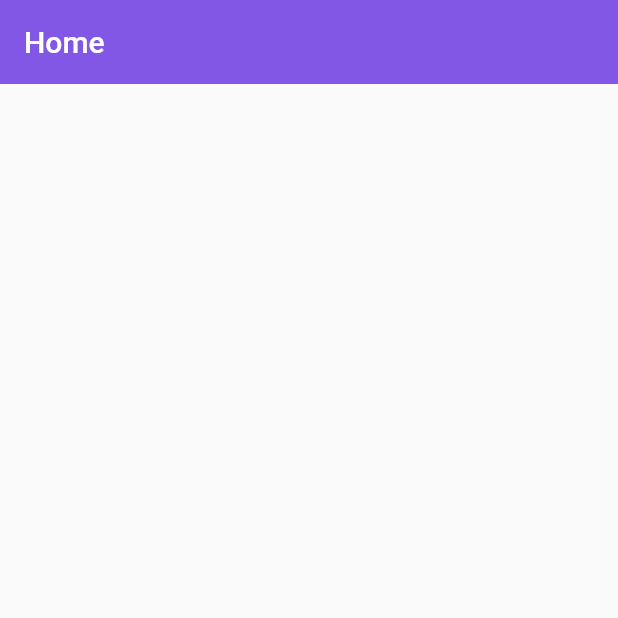
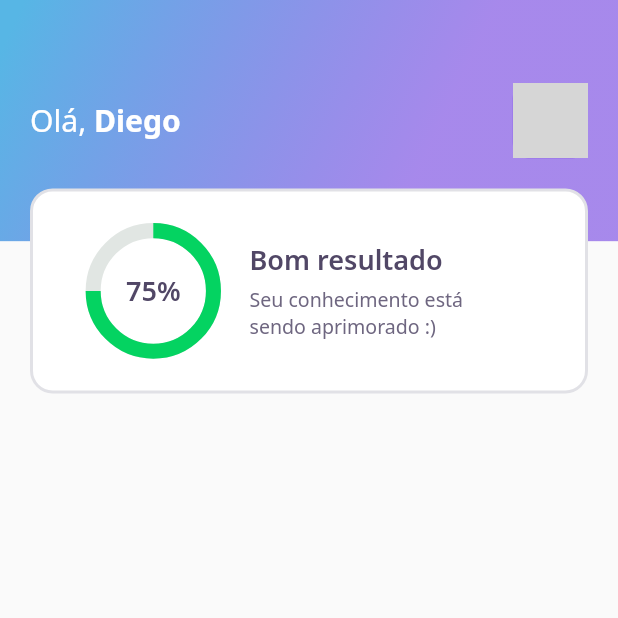
Before and after one commit to bernardoveras/devquiz, a Flutter app: the screen it shows after launch, on a phone screen of 412 x 824 dp, the top half of it. Run offline on Flutter 3.47's test engine with Material 2 defaults, Android fonts, the phone set to English and light mode, and no system bars; our stand-ins replace flutter_screenutil, get, google_fonts; network calls fail; grey boxes are pictures that could not be loaded.

Commit message:
Criado appbar

```diff
--- a/lib/application/pages/home/home_page.dart
+++ b/lib/application/pages/home/home_page.dart
@@ -1,13 +1,124 @@
+import 'package:devquiz/shared/constants/app_colors.dart';
+import 'package:devquiz/shared/constants/app_gradients.dart';
+import 'package:devquiz/shared/constants/app_images.dart';
+import 'package:devquiz/shared/constants/app_text_styles.dart';
 import 'package:flutter/material.dart';
+import 'package:google_fonts/google_fonts.dart';
+import '../../../shared/extensions/screen_util_extension.dart';
 
 class HomePage extends StatelessWidget {
   @override
   Widget build(BuildContext context) {
     return Scaffold(
-      appBar: AppBar(
-        brightness: Brightness.dark,
-        elevation: 0,
-        title: Text('Home'),
+      appBar: PreferredSize(
+        child: Container(
+          height: 160.height,
+          padding: EdgeInsets.symmetric(horizontal: 20.width),
+          decoration: BoxDecoration(gradient: AppGradients.linear),
+          child: Stack(
+            clipBehavior: Clip.none,
+            alignment: Alignment.center,
+            children: [
+              Row(
+                mainAxisAlignment: MainAxisAlignment.spaceBetween,
+                children: [
+                  RichText(
+                    text: TextSpan(children: [
+                      TextSpan(
+                        text: 'Olá, ',
+                        style: GoogleFonts.notoSans(
+                          color: Colors.white,
+                          fontSize: 20.sp,
+                        ),
+                      ),
+                      TextSpan(
+                        text: 'Diego',
+                        style: GoogleFonts.notoSans(
+                          color: Colors.white,
+                          fontWeight: FontWeight.bold,
+                          fontSize: 20.sp,
+                        ),
+                      ),
+                    ]),
+                  ),
+                  Container(
+                    height: 50.height,
+                    width: 50.width,
+                    decoration: BoxDecoration(
+                      image: DecorationImage(
+                        image: NetworkImage(
+                            'https://avatars.githubusercontent.com/u/56937988?s=400&u=cf67cf7b78fc452958f03c63b16f29bb91881449&v=4'),
+                      ),
+                      borderRadius: BorderRadius.circular(10.radius),
+                      border: Border.all(
+                        color: AppColors.purple,
+                        width: 2.width,
+                      ),
+                    ),
+                  ),
+                ],
+              ),
+              Positioned(
+                top: 125.height,
+                child: Container(
+                  height: 136.height,
+                  width: MediaQuery.of(context).size.width - 40,
+                  padding: EdgeInsets.symmetric(horizontal: 40.width),
+                  decoration: BoxDecoration(
+                    color: AppColors.white,
+                    borderRadius: BorderRadius.circular(15.radius),
+                    border: Border.all(
+                      color: AppColors.border,
+                      width: 2.width,
+                    ),
+                  ),
+                  child: Row(
+                    children: [
+                      Stack(
+                        alignment: Alignment.center,
+                        children: [
+                          Container(
+                            height: 80.height,
+                            width: 80.width,
+                            child: CircularProgressIndicator(
+                              valueColor: AlwaysStoppedAnimation<Color>(
+                                AppColors.chartPrimary,
+                              ),
+                              strokeWidth: 10.width,
+                              value: 0.75,
+                              backgroundColor: AppColors.chartSecondary,
+                            ),
+                          ),
+                          Text(
+                            '75%',
+                            style: AppTextStyles.heading,
+                          ),
+                        ],
+                      ),
+                      SizedBox(width: 24.width),
+                      Column(
+                        mainAxisAlignment: MainAxisAlignment.center,
+                        crossAxisAlignment: CrossAxisAlignment.start,
+                        children: [
+                          Text(
+                            'Bom resultado',
+                            style: AppTextStyles.heading,
+                          ),
+                          SizedBox(height: 5.height),
+                          Text(
+                            'Seu conhecimento está\nsendo aprimorado :)',
+                            style: AppTextStyles.body,
+                          ),
+                        ],
+                      ),
+                    ],
+                  ),
+                ),
+              ),
+            ],
+          ),
+        ),
+        preferredSize: Size.fromHeight(160.height),
       ),
     );
   }
```
